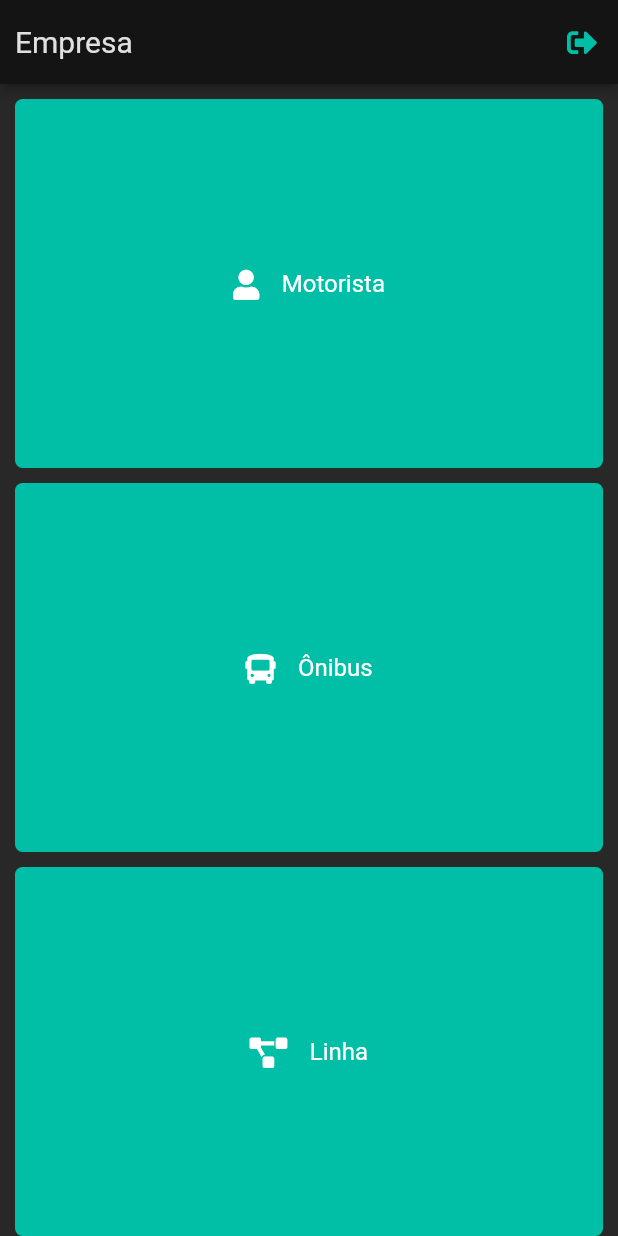
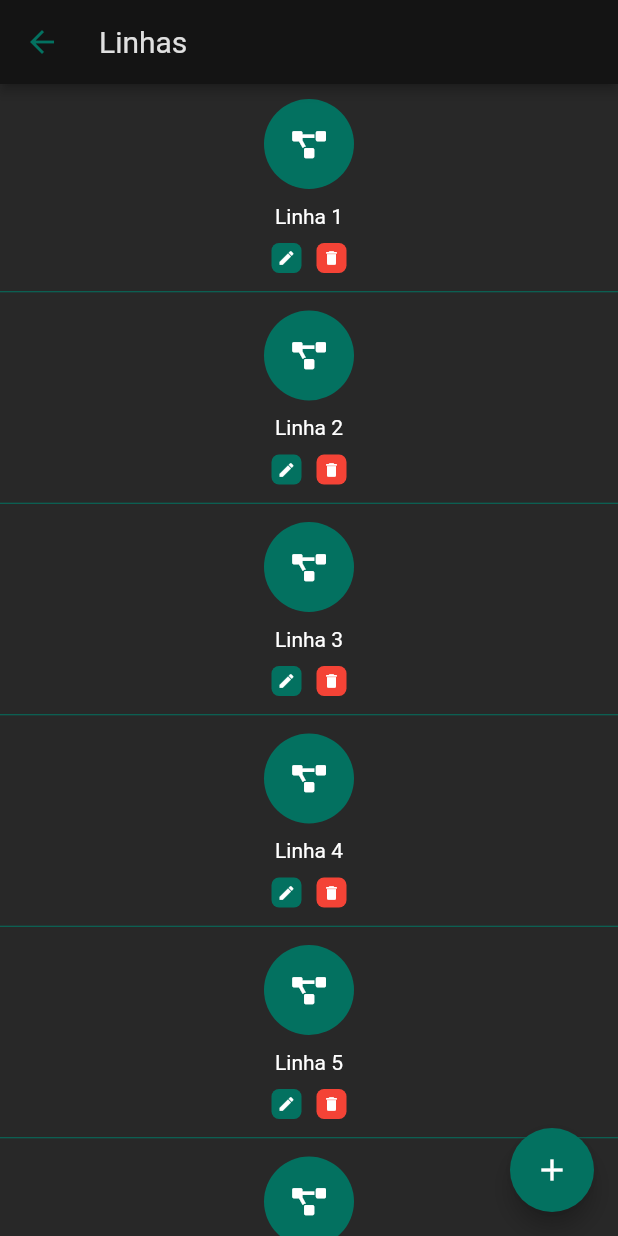
Before and after one commit to rudineizilio/BuscaBus-app, a Flutter app: the CompanyScreen screen opened directly, after a tap on "Linha", on a phone screen of 412 x 824 dp. Run offline on Flutter 3.47's test engine with Material 2 defaults, Android fonts, the phone set to English and light mode, and no system bars; our stand-ins replace cloud_firestore, firebase_core, flutter_mobx, flutter_svg, font_awesome_flutter, geolocator and 3 more; accounts and stored records are empty; generated files the repository leaves out were written again.

Commit message:
Adiciona tela de visualização de itens da empresa

```diff
--- a/lib/main.dart
+++ b/lib/main.dart
@@ -35,15 +35,15 @@ class MyApp extends StatelessWidget {
         brightness: Brightness.dark,
         primaryColor: Color.fromRGBO(20, 20, 20, 1),
         backgroundColor: Color.fromRGBO(40, 40, 40, 1),
-        accentColor: Color.fromRGBO(0, 191, 166, 1),
+        accentColor: Color.fromRGBO(3, 113, 96, 1),
         scaffoldBackgroundColor: Color.fromRGBO(20, 20, 20, 1),
         visualDensity: VisualDensity.adaptivePlatformDensity,
-        dividerColor: Color.fromRGBO(0, 191, 166, 1),
+        dividerColor: Color.fromRGBO(3, 113, 96, 1),
         appBarTheme: AppBarTheme(
           color: Color.fromRGBO(20, 20, 20, 1),
           elevation: 3,
           iconTheme: IconThemeData(
-            color: Color.fromRGBO(0, 191, 166, 1),
+            color: Color.fromRGBO(3, 113, 96, 1),
           ),
           textTheme: TextTheme(
             title: TextStyle(
--- a/lib/screens/company/index.dart
+++ b/lib/screens/company/index.dart
@@ -1,4 +1,7 @@
 import 'package:buscabus/controllers/login/login_controller.dart';
+import 'package:buscabus/screens/company/view/bus.dart';
+import 'package:buscabus/screens/company/view/driver.dart';
+import 'package:buscabus/screens/company/view/line.dart';
 import 'package:buscabus/widgets/default_appBar.dart';
 import 'package:flutter/material.dart';
 import 'package:font_awesome_flutter/font_awesome_flutter.dart';
@@ -48,24 +51,54 @@ class _CompanyScreenState extends State<CompanyScreen> {
         children: [
           Flexible(
             flex: 1,
+            child: GestureDetector(
               child: buttonCategory(
                 icon: FontAwesomeIcons.solidUser,
                 label: 'Motorista'
               ),
+              onTap: () {
+                Navigator.push(
+                  context,
+                  MaterialPageRoute(
+                      builder: (context) => ViewDriverScreen()),
+                );
+              },
+            ),
           ),
           Flexible(
             flex: 1,
+            child: GestureDetector(
               child: buttonCategory(
                 icon: FontAwesomeIcons.bus,
                 label: 'Ônibus',
               ),
+              onTap: () {
+                Navigator.push(
+                  context,
+                  MaterialPageRoute(
+                      builder: (context) => ViewBusScreen()),
+                );
+              },
+            ),
           ),
           Flexible(
             flex: 1,
+            child: GestureDetector(
               child: buttonCategory(
                 icon: FontAwesomeIcons.projectDiagram,
                 label: 'Linha'
               ),
+              onTap: () {
+                Navigator.push(
+                  context,
+                  MaterialPageRoute(
+                      builder: (context) => ViewLineScreen()),
+                );
+              },
+            ),
+          ),
+          SizedBox(
+            height: 10,
           ),
         ],
       ),
@@ -73,8 +106,7 @@ class _CompanyScreenState extends State<CompanyScreen> {
   }
 
   Widget buttonCategory({@required IconData icon, @required String label}) {
-    return InkWell(
-      child: Container(
+    return Container(
       margin: const EdgeInsets.only(top: 10, right: 10, bottom: 0, left: 10),
       width: double.infinity,
       decoration: BoxDecoration(
@@ -103,8 +135,6 @@ class _CompanyScreenState extends State<CompanyScreen> {
           ],
         ),
       ),
-      ),
-      onTap: () => print(label),
     );
   }
 }
--- /dev/null
+++ b/lib/screens/company/view/line.dart
@@ -0,0 +1,34 @@
+import 'package:buscabus/screens/company/widget/company_list_view.dart';
+import 'package:buscabus/widgets/default_appBar.dart';
+import 'package:flutter/material.dart';
+import 'package:font_awesome_flutter/font_awesome_flutter.dart';
+
+class ViewLineScreen extends StatefulWidget {
+  @override
+  _ViewLineScreenState createState() => _ViewLineScreenState();
+}
+
+class _ViewLineScreenState extends State<ViewLineScreen> {
+  @override
+  Widget build(BuildContext context) {
+    return Scaffold(
+      backgroundColor: Theme.of(context).backgroundColor,
+      appBar: DefaultAppBar(
+        title: 'Linhas',
+      ),
+      body: CompanyListView(
+        icon: FontAwesomeIcons.projectDiagram,
+        itens: ['Linha 1', 'Linha 2', 'Linha 3', 'Linha 4', 'Linha 5', 'Linha 6', 'Linha 7', 'Linha 8', 'Linha 9', 'Linha 10'],
+      ),
+      floatingActionButton: FloatingActionButton(
+        backgroundColor: Theme.of(context).accentColor,
+        child: Icon(
+          Icons.add,
+        ),
+        onPressed: () {
+          print('Tela de cadastro');
+        },
+      ),
+    );
+  }
+}
--- /dev/null
+++ b/lib/screens/company/widget/company_list_view.dart
@@ -0,0 +1,113 @@
+import 'package:flutter/material.dart';
+import 'package:font_awesome_flutter/font_awesome_flutter.dart';
+
+class CompanyListView extends StatefulWidget {
+  final IconData icon;
+  final List<dynamic> itens;
+  final bool visibleButtons;
+
+  CompanyListView({
+    @required this.icon,
+    @required this.itens,
+    this.visibleButtons = true,
+  });
+
+  @override
+  _CompanyListViewState createState() => _CompanyListViewState();
+}
+
+class _CompanyListViewState extends State<CompanyListView> {
+  @override
+  Widget build(BuildContext context) {
+    return ListView.separated(
+      separatorBuilder: (context, index) {
+        return Divider(
+          height: 5,
+          color: Theme.of(context).accentColor,
+        );
+      },
+      itemCount: widget.itens.length,
+      itemBuilder: (context, index) {
+        final dynamic item = widget.itens[index];
+
+        return Padding(
+          padding: const EdgeInsets.only(top: 10, bottom: 10),
+          child: Column(
+            crossAxisAlignment: CrossAxisAlignment.center,
+            children: [
+              CircleAvatar(
+                radius: 30,
+                backgroundColor: Theme.of(context).accentColor,
+                child: Center(
+                  child: FaIcon(
+                    widget.icon,
+                    color: Colors.white,
+                    size: 18,
+                  ),
+                ),
+              ),
+              SizedBox(
+                height: 10,
+              ),
+              Text(item),
+              SizedBox(
+                height: 10,
+              ),
+              Visibility(
+                visible: widget.visibleButtons,
+                child: Row(
+                  mainAxisSize: MainAxisSize.min,
+                  children: [
+                    button(
+                      icon: Icons.edit,
+                      color: Theme.of(context).accentColor,
+                      tooltip: 'Editar',
+                      function: () {
+                        print('Tela de edição');
+                      }
+                    ),
+                    SizedBox(
+                      width: 10,
+                    ),
+                    button(
+                      icon: Icons.delete,
+                      color: Colors.red,
+                      tooltip: 'Excluir',
+                      function: () {
+                        print('Excluir registro');
+                      }
+                    ),
+                  ],
+                ),
+              ),
+            ],
+          ),
+        );
+      },
+    );
+  }
+
+  Widget button({ @required IconData icon, @required Color color, @required String tooltip, @required Function function }) {
+    return Tooltip(
+      message: tooltip,
+      child: GestureDetector(
+        child: Container(
+          width: 20,
+          height: 20,
+          decoration: BoxDecoration(
+            color: color,
+            borderRadius: BorderRadius.circular(5)
+          ),
+          child: Center(
+            child: Icon(
+              icon,
+              size: 12,
+              color: Colors.white,
+            ),
+          ),
+        ),
+        onTap: function,
+      ),
+    );
+  }
+}
```
Also changed, not shown: lib/screens/company/view/bus.dart (added, +34 -0 lines), lib/screens/company/view/driver.dart (added, +34 -0 lines), lib/screens/driver/index.dart (+38 -1 lines), lib/assets/images/login.svg, lib/assets/images/people_location.svg. Lines whose indentation alone changed are shown as unchanged.
